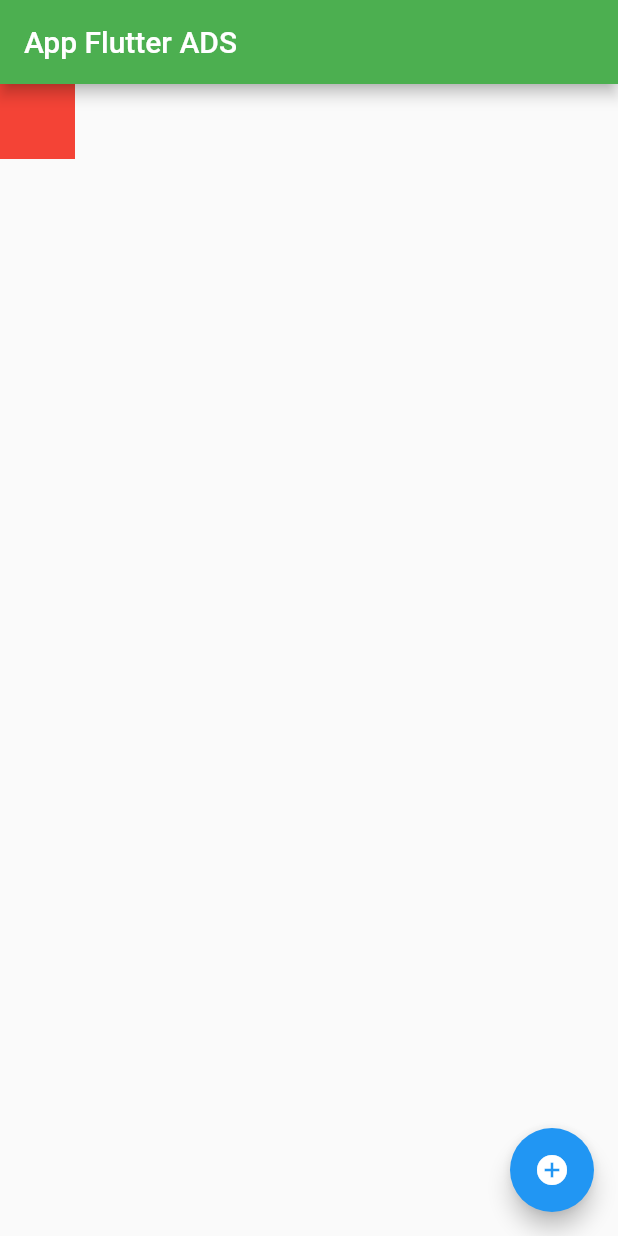
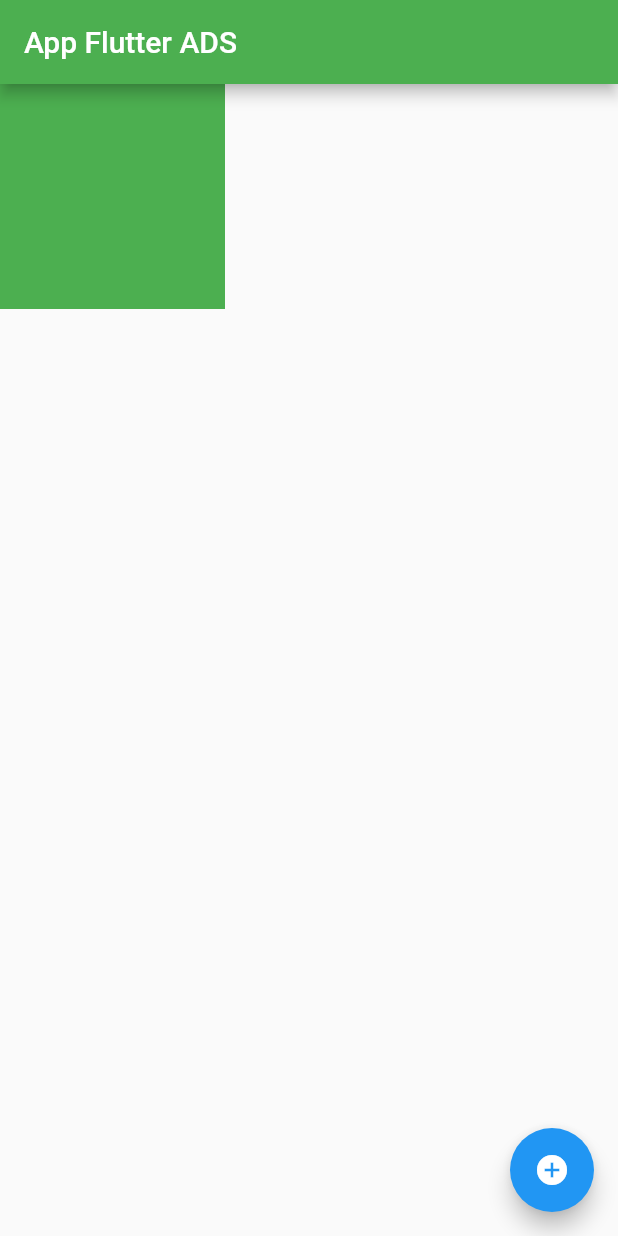
Before and after one commit to carlosviniamar/Dispositivo_Moveis, a Flutter app: the screen it shows after launch, on a phone screen of 412 x 824 dp. Run offline on Flutter 3.47's test engine with Material 2 defaults, Android fonts, the phone set to English and light mode, and no system bars.

```diff
--- a/lib/home_page.dart
+++ b/lib/home_page.dart
@@ -11,14 +11,20 @@ class HomePageState extends State<HomePage> {
   int counter = 0;
   @override
   Widget build(BuildContext context) {
+    var container = Container(
+      height: 150,
+      width: 150,
+      color: Colors.red,
+      child: Container(
+        height: 50,
+        width: 50,
+        color: Colors.green,
+      ),
+    );
     return Scaffold(
       //
       appBar: AppBar(title: Text('App Flutter ADS')),
-      body: Container(
-        height: 50,
-        width: 50,
-        color: Colors.red,
-      ),
+      body: container,
       floatingActionButton: FloatingActionButton(
         child: Icon(Icons.add_circle),
         onPressed: () {
```
